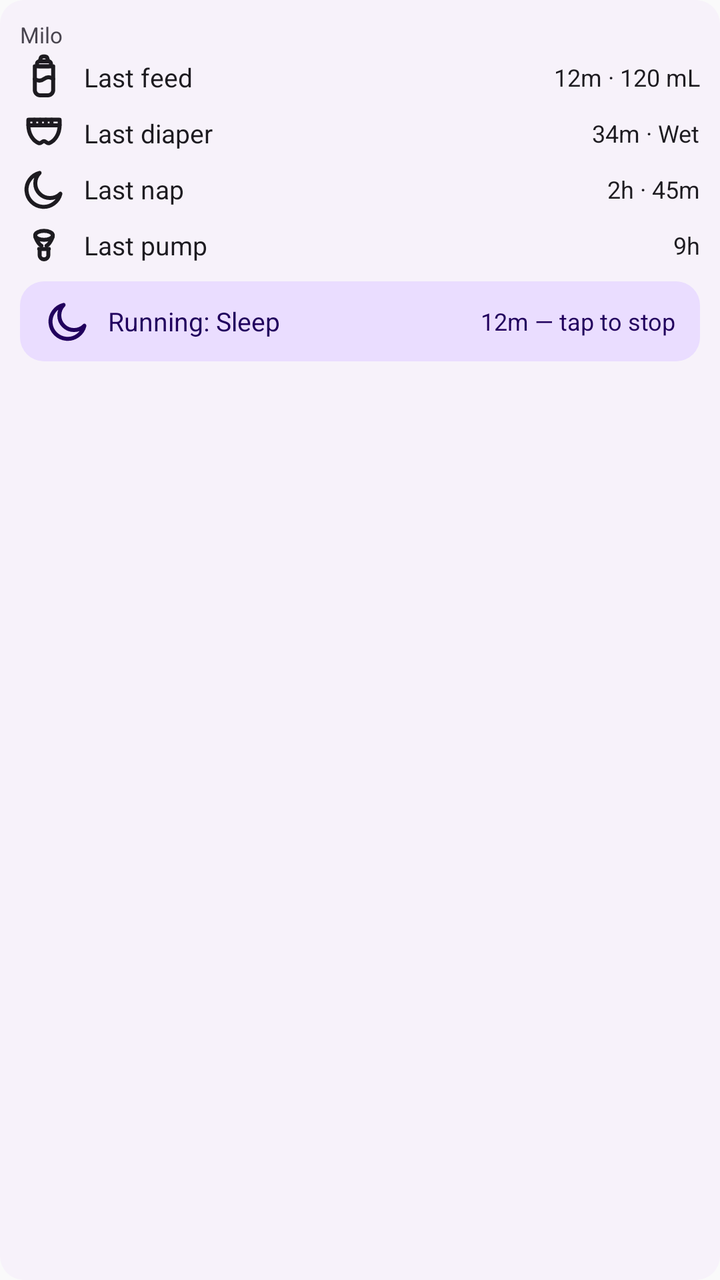
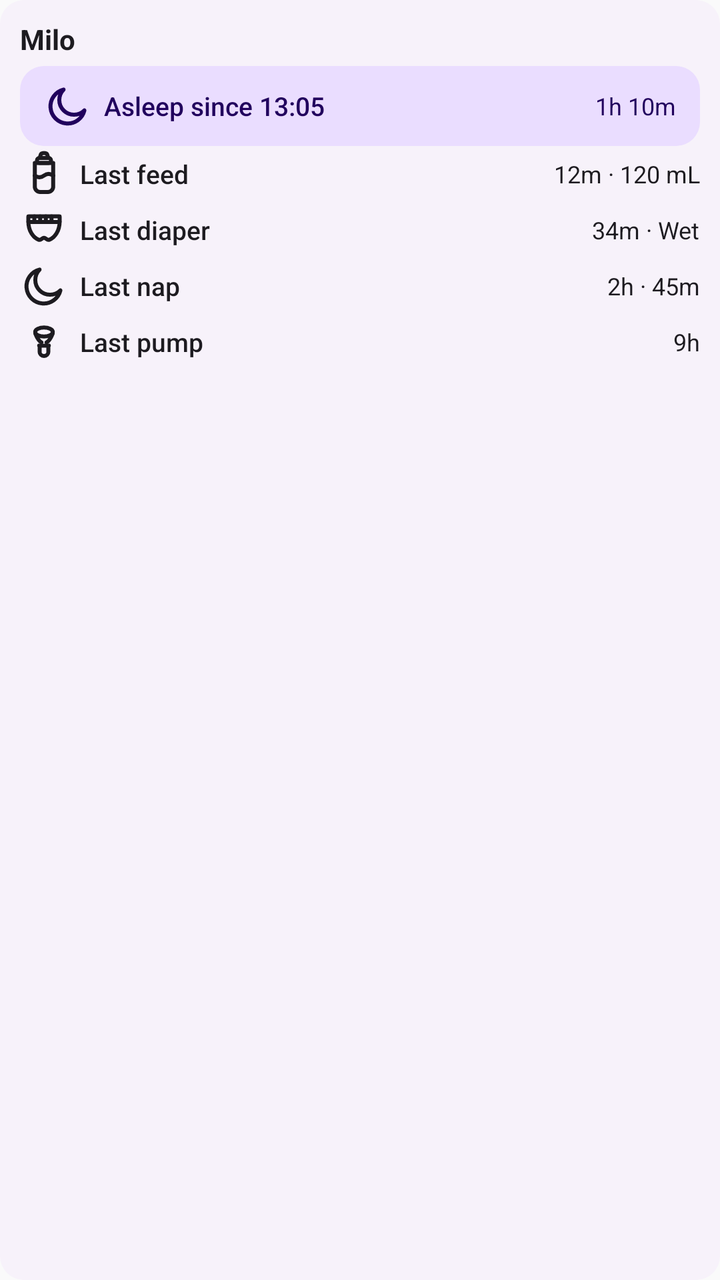

Compare the two renders of this Android layout. The source of the first and the diff that turns it into the second are given below.
<!-- AndroidManifest.xml: application theme AppTheme -->
<!-- res/layout/preview_care_dashboard.xml -->
<?xml version="1.0" encoding="utf-8"?>
<LinearLayout xmlns:android="http://schemas.android.com/apk/res/android"
    android:layout_width="match_parent"
    android:layout_height="match_parent"
    android:orientation="vertical"
    android:background="@drawable/preview_widget_bg"
    android:padding="10dp">

    
    <TextView
        android:layout_width="wrap_content"
        android:layout_height="wrap_content"
        android:text="Milo"
        android:textSize="11sp"
        android:textColor="#49454F"
        android:maxLines="1" />

    <LinearLayout
        android:layout_width="match_parent"
        android:layout_height="wrap_content"
        android:orientation="horizontal"
        android:gravity="center_vertical"
        android:paddingTop="2dp"
        android:paddingBottom="2dp">

        <ImageView
            android:layout_width="24dp"
            android:layout_height="24dp"
            android:src="@drawable/ic_bb_feeding"
            android:tint="#1D1B20"
            android:contentDescription="@string/care_dashboard_widget_label" />

        <TextView
            android:layout_width="0dp"
            android:layout_height="wrap_content"
            android:layout_weight="1"
            android:layout_marginStart="8dp"
            android:text="Last feed"
            android:textSize="13sp"
            android:textColor="#1D1B20"
            android:maxLines="1" />

        <TextView
            android:layout_width="wrap_content"
            android:layout_height="wrap_content"
            android:text="12m · 120 mL"
            android:textSize="12sp"
            android:textColor="#1D1B20"
            android:maxLines="1" />
    </LinearLayout>

    <LinearLayout
        android:layout_width="match_parent"
        android:layout_height="wrap_content"
        android:orientation="horizontal"
        android:gravity="center_vertical"
        android:paddingTop="2dp"
        android:paddingBottom="2dp">

        <ImageView
            android:layout_width="24dp"
            android:layout_height="24dp"
            android:src="@drawable/ic_bb_diaper"
            android:tint="#1D1B20"
            android:contentDescription="@string/care_dashboard_widget_label" />

        <TextView
            android:layout_width="0dp"
            android:layout_height="wrap_content"
            android:layout_weight="1"
            android:layout_marginStart="8dp"
            android:text="Last diaper"
            android:textSize="13sp"
            android:textColor="#1D1B20"
            android:maxLines="1" />

        <TextView
            android:layout_width="wrap_content"
            android:layout_height="wrap_content"
            android:text="34m · Wet"
            android:textSize="12sp"
            android:textColor="#1D1B20"
            android:maxLines="1" />
    </LinearLayout>

    <LinearLayout
        android:layout_width="match_parent"
        android:layout_height="wrap_content"
        android:orientation="horizontal"
        android:gravity="center_vertical"
        android:paddingTop="2dp"
        android:paddingBottom="2dp">

        <ImageView
            android:layout_width="24dp"
            android:layout_height="24dp"
            android:src="@drawable/ic_bb_sleep"
            android:tint="#1D1B20"
            android:contentDescription="@string/care_dashboard_widget_label" />

        <TextView
            android:layout_width="0dp"
            android:layout_height="wrap_content"
            android:layout_weight="1"
            android:layout_marginStart="8dp"
            android:text="Last nap"
            android:textSize="13sp"
            android:textColor="#1D1B20"
            android:maxLines="1" />

        <TextView
            android:layout_width="wrap_content"
            android:layout_height="wrap_content"
            android:text="2h · 45m"
            android:textSize="12sp"
            android:textColor="#1D1B20"
            android:maxLines="1" />
    </LinearLayout>

    <LinearLayout
        android:layout_width="match_parent"
        android:layout_height="wrap_content"
        android:orientation="horizontal"
        android:gravity="center_vertical"
        android:paddingTop="2dp"
        android:paddingBottom="2dp">

        <ImageView
            android:layout_width="24dp"
            android:layout_height="24dp"
            android:src="@drawable/ic_bb_pumping"
            android:tint="#1D1B20"
            android:contentDescription="@string/care_dashboard_widget_label" />

        <TextView
            android:layout_width="0dp"
            android:layout_height="wrap_content"
            android:layout_weight="1"
            android:layout_marginStart="8dp"
            android:text="Last pump"
            android:textSize="13sp"
            android:textColor="#1D1B20"
            android:maxLines="1" />

        
        <TextView
            android:layout_width="wrap_content"
            android:layout_height="wrap_content"
            android:text="9h"
            android:textSize="12sp"
            android:textColor="#1D1B20"
            android:maxLines="1" />
    </LinearLayout>

    
    <LinearLayout
        android:layout_width="match_parent"
        android:layout_height="wrap_content"
        android:orientation="horizontal"
        android:gravity="center_vertical"
        android:layout_marginTop="4dp"
        android:background="@drawable/preview_chip_running"
        android:paddingStart="12dp"
        android:paddingEnd="12dp"
        android:paddingTop="8dp"
        android:paddingBottom="8dp">

        <ImageView
            android:layout_width="24dp"
            android:layout_height="24dp"
            android:src="@drawable/ic_bb_sleep"
            android:tint="#21005D"
            android:contentDescription="@string/care_dashboard_widget_label" />

        <TextView
            android:layout_width="0dp"
            android:layout_height="wrap_content"
            android:layout_weight="1"
            android:layout_marginStart="8dp"
            android:text="Running: Sleep"
            android:textSize="13sp"
            android:textColor="#21005D"
            android:maxLines="1" />

        <TextView
            android:layout_width="wrap_content"
            android:layout_height="wrap_content"
            android:text="12m — tap to stop"
            android:textSize="12sp"
            android:textColor="#21005D"
            android:maxLines="1" />
    </LinearLayout>
</LinearLayout>
<!-- resources referenced by this layout -->
<resources>
  <!-- drawable ic_bb_diaper (drawable) -->
  <?xml version="1.0" encoding="utf-8"?>
  <vector xmlns:android="http://schemas.android.com/apk/res/android"
   android:width="24dp" android:height="24dp"
   android:viewportWidth="24" android:viewportHeight="24">
      <path
   android:pathData="M4.2,5.2 H19.8 V8 H4.2 Z"
   android:strokeColor="#FF000000"
   android:strokeWidth="2"
   android:strokeLineCap="round"
   android:strokeLineJoin="round"
   android:fillColor="#00000000" />
      <path
   android:pathData="M7.2,5.2 V8 M10.05,5.2 V8 M12.9,5.2 V8 M15.75,5.2 V8"
   android:strokeColor="#FF000000"
   android:strokeWidth="2"
   android:strokeLineCap="round"
   android:strokeLineJoin="round"
   android:fillColor="#00000000" />
      <path
   android:pathData="M4.2,8 C4.2,12.4 6.6,15.8 9.4,16.9 C10.5,17.3 11,15.9 12,15.9 C13,15.9 13.5,17.3 14.6,16.9 C17.4,15.8 19.8,12.4 19.8,8 Z"
   android:strokeColor="#FF000000"
   android:strokeWidth="2"
   android:strokeLineCap="round"
   android:strokeLineJoin="round"
   android:fillColor="#00000000" />
  </vector>
  <!-- drawable ic_bb_pumping (drawable) -->
  <?xml version="1.0" encoding="utf-8"?>
  <vector xmlns:android="http://schemas.android.com/apk/res/android"
   android:width="24dp" android:height="24dp"
   android:viewportWidth="24" android:viewportHeight="24">
      <path
   android:pathData="M7.6,7.0 A4.4,2.25 0 1,0 16.4,7.0 A4.4,2.25 0 1,0 7.6,7.0"
   android:strokeColor="#FF000000"
   android:strokeWidth="2"
   android:strokeLineCap="round"
   android:strokeLineJoin="round"
   android:fillColor="#00000000" />
      <path
   android:pathData="M7.7,7.9 C8.7,10.4 9.6,11.6 10.7,12.2 M16.3,7.9 C15.3,10.4 14.4,11.6 13.3,12.2"
   android:strokeColor="#FF000000"
   android:strokeWidth="2"
   android:strokeLineCap="round"
   android:strokeLineJoin="round"
   android:fillColor="#00000000" />
      <path
   android:pathData="M9.6,13.8 H14.4 M9.8,13.8 V16.8 A2.2,2.2 0 0 0 14.2,16.8 V13.8"
   android:strokeColor="#FF000000"
   android:strokeWidth="2"
   android:strokeLineCap="round"
   android:strokeLineJoin="round"
   android:fillColor="#00000000" />
  </vector>
  <!-- drawable ic_bb_sleep (drawable) -->
  <?xml version="1.0" encoding="utf-8"?>
  <vector xmlns:android="http://schemas.android.com/apk/res/android"
   android:width="24dp" android:height="24dp"
   android:viewportWidth="24" android:viewportHeight="24">
      <path
   android:pathData="M20.2,14.2 A8.6,8.6 0 1,1 9.8,3.8 A6.9,6.9 0 0,0 20.2,14.2 z" android:strokeColor="#FF000000" android:strokeWidth="2" android:strokeLineCap="round" android:strokeLineJoin="round" android:fillColor="#00000000" />
  </vector>
  <!-- drawable preview_chip_running (drawable) -->
  <?xml version="1.0" encoding="utf-8"?>
  <shape xmlns:android="http://schemas.android.com/apk/res/android"
      android:shape="rectangle">
      <corners android:radius="12dp" />
      <solid android:color="#EADDFF" />
  </shape>
  <!-- drawable preview_widget_bg (drawable) -->
  <?xml version="1.0" encoding="utf-8"?>
  <shape xmlns:android="http://schemas.android.com/apk/res/android"
      android:shape="rectangle">
      <corners android:radius="12dp" />
      <solid android:color="#F7F2FA" />
  </shape>
  <string name="care_dashboard_widget_label">Care dashboard</string>
  <style name="AppTheme" parent="android:style/Theme.Material.Light.NoActionBar" />
  <!-- unchanged entries left out for length: 1 -->
</resources>

<!-- the commit's change to res/layout/preview_care_dashboard.xml (unified diff, before → after) -->
@@ -10,10 +10,51 @@
     <TextView
         android:layout_width="wrap_content"
         android:layout_height="wrap_content"
+        android:paddingBottom="4dp"
         android:text="Milo"
-        android:textSize="11sp"
-        android:textColor="#49454F"
+        android:textSize="14sp"
+        android:textStyle="bold"
+        android:textColor="#1D1B20"
         android:maxLines="1" />
+
+    
+    <LinearLayout
+        android:layout_width="match_parent"
+        android:layout_height="wrap_content"
+        android:orientation="horizontal"
+        android:gravity="center_vertical"
+        android:background="@drawable/preview_chip_running"
+        android:paddingStart="12dp"
+        android:paddingEnd="12dp"
+        android:paddingTop="8dp"
+        android:paddingBottom="8dp">
+
+        <ImageView
+            android:layout_width="24dp"
+            android:layout_height="24dp"
+            android:src="@drawable/ic_bb_sleep"
+            android:tint="#21005D"
+            android:contentDescription="@string/care_dashboard_widget_label" />
+
+        <TextView
+            android:layout_width="0dp"
+            android:layout_height="wrap_content"
+            android:layout_weight="1"
+            android:layout_marginStart="6dp"
+            android:text="Asleep since 13:05"
+            android:textSize="13sp"
+            android:fontFamily="sans-serif-medium"
+            android:textColor="#21005D"
+            android:maxLines="1" />
+
+        <TextView
+            android:layout_width="wrap_content"
+            android:layout_height="wrap_content"
+            android:text="1h 10m"
+            android:textSize="12sp"
+            android:textColor="#21005D"
+            android:maxLines="1" />
+    </LinearLayout>
 
     <LinearLayout
         android:layout_width="match_parent"
@@ -34,9 +75,10 @@
             android:layout_width="0dp"
             android:layout_height="wrap_content"
             android:layout_weight="1"
-            android:layout_marginStart="8dp"
+            android:layout_marginStart="6dp"
             android:text="Last feed"
             android:textSize="13sp"
+            android:fontFamily="sans-serif-medium"
             android:textColor="#1D1B20"
             android:maxLines="1" />
 
@@ -68,9 +110,10 @@
             android:layout_width="0dp"
             android:layout_height="wrap_content"
             android:layout_weight="1"
-            android:layout_marginStart="8dp"
+            android:layout_marginStart="6dp"
             android:text="Last diaper"
             android:textSize="13sp"
+            android:fontFamily="sans-serif-medium"
             android:textColor="#1D1B20"
             android:maxLines="1" />
 
@@ -102,9 +145,10 @@
             android:layout_width="0dp"
             android:layout_height="wrap_content"
             android:layout_weight="1"
-            android:layout_marginStart="8dp"
+            android:layout_marginStart="6dp"
             android:text="Last nap"
             android:textSize="13sp"
+            android:fontFamily="sans-serif-medium"
             android:textColor="#1D1B20"
             android:maxLines="1" />
 
@@ -136,9 +180,10 @@
             android:layout_width="0dp"
             android:layout_height="wrap_content"
             android:layout_weight="1"
-            android:layout_marginStart="8dp"
+            android:layout_marginStart="6dp"
             android:text="Last pump"
             android:textSize="13sp"
+            android:fontFamily="sans-serif-medium"
             android:textColor="#1D1B20"
             android:maxLines="1" />
 
@@ -151,43 +196,4 @@
             android:textColor="#1D1B20"
             android:maxLines="1" />
     </LinearLayout>
-
-    
-    <LinearLayout
-        android:layout_width="match_parent"
-        android:layout_height="wrap_content"
-        android:orientation="horizontal"
-        android:gravity="center_vertical"
-        android:layout_marginTop="4dp"
-        android:background="@drawable/preview_chip_running"
-        android:paddingStart="12dp"
-        android:paddingEnd="12dp"
-        android:paddingTop="8dp"
-        android:paddingBottom="8dp">
-
-        <ImageView
-            android:layout_width="24dp"
-            android:layout_height="24dp"
-            android:src="@drawable/ic_bb_sleep"
-            android:tint="#21005D"
-            android:contentDescription="@string/care_dashboard_widget_label" />
-
-        <TextView
-            android:layout_width="0dp"
-            android:layout_height="wrap_content"
-            android:layout_weight="1"
-            android:layout_marginStart="8dp"
-            android:text="Running: Sleep"
-            android:textSize="13sp"
-            android:textColor="#21005D"
-            android:maxLines="1" />
-
-        <TextView
-            android:layout_width="wrap_content"
-            android:layout_height="wrap_content"
-            android:text="12m — tap to stop"
-            android:textSize="12sp"
-            android:textColor="#21005D"
-            android:maxLines="1" />
-    </LinearLayout>
 </LinearLayout>
